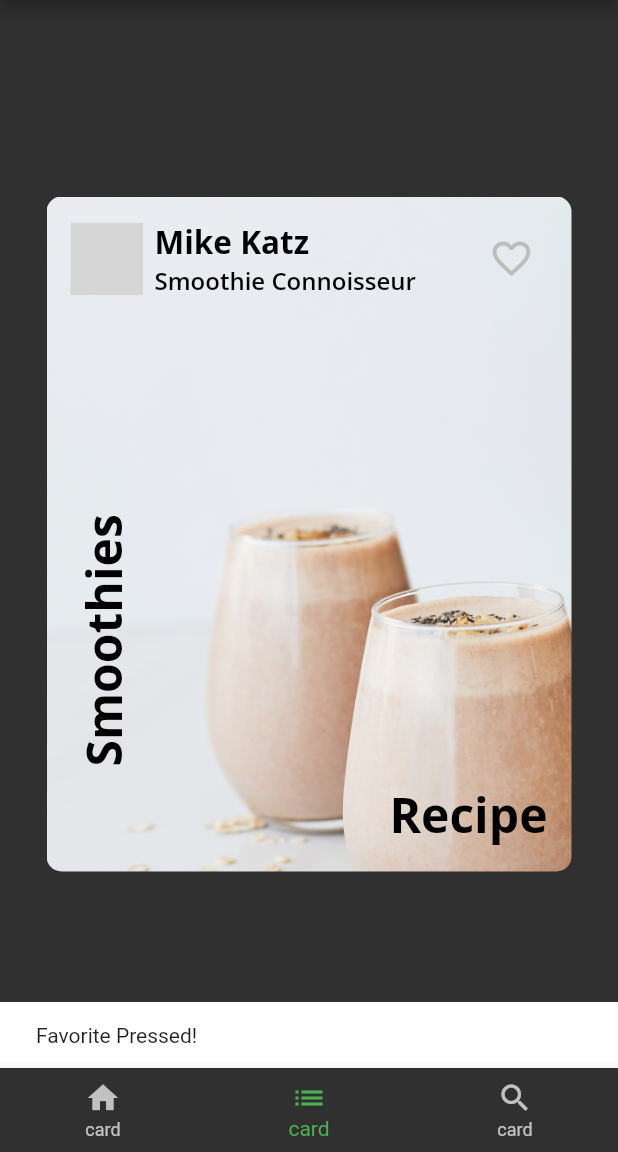
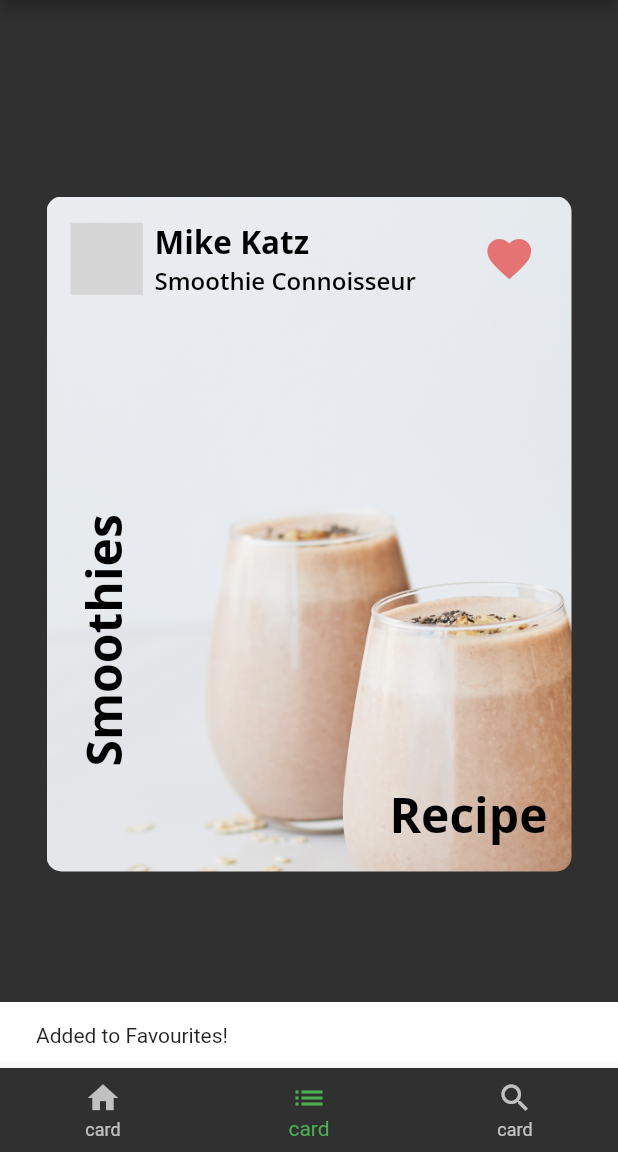
Before and after one commit to saadhzubairi/Ex2, a Flutter app: the screen it shows after launch, item 2 of the bottom bar chosen, after a tap on the "favorite outline" icon, on a phone screen of 412 x 824 dp, the part 84-1236 px from its top. Run offline on Flutter 3.47's test engine with Material 2 defaults, Android fonts, the phone set to English and light mode, and no system bars; our stand-ins replace google_fonts; grey boxes are pictures that could not be loaded.

Commit message:
init commit

```diff
--- a/fooderlicht/lib/author_card.dart
+++ b/fooderlicht/lib/author_card.dart
@@ -2,7 +2,7 @@ import 'package:flutter/material.dart';
 import 'package:fooderlicht/circle_image.dart';
 import 'package:fooderlicht/fooderlicht_theme.dart';
 
-class AuthorCard extends StatelessWidget {
+class AuthorCard extends StatefulWidget {
   final String authorName;
   final String title;
   final ImageProvider? imageProvider;
@@ -15,6 +15,13 @@ class AuthorCard extends StatelessWidget {
   }) : super(key: key);
 
   @override
+  State<AuthorCard> createState() => _AuthorCardState();
+}
+
+class _AuthorCardState extends State<AuthorCard> {
+  bool _isFavorited = false;
+
+  @override
   Widget build(BuildContext context) {
     return Container(
       padding: EdgeInsets.all(16),
@@ -24,7 +31,7 @@ class AuthorCard extends StatelessWidget {
           Row(
             children: [
               CircleImage(
-                imageProvider: imageProvider,
+                imageProvider: widget.imageProvider,
                 imageRadius: 28,
               ),
               const SizedBox(width: 8),
@@ -32,11 +39,11 @@ class AuthorCard extends StatelessWidget {
                 crossAxisAlignment: CrossAxisAlignment.start,
                 children: [
                   Text(
-                    authorName,
+                    widget.authorName,
                     style: FooderlichTheme.lightTextTheme.headline2,
                   ),
                   Text(
-                    title,
+                    widget.title,
                     style: FooderlichTheme.lightTextTheme.headline3,
                   ),
                 ],
@@ -44,12 +51,24 @@ class AuthorCard extends StatelessWidget {
             ],
           ),
           IconButton(
-            icon: Icon(Icons.favorite_border),
-            iconSize: 30,
-            color: Colors.grey[400],
+            icon: Icon(
+              _isFavorited ? Icons.favorite : Icons.favorite_border,
+            ),
+            iconSize: _isFavorited ? 35 : 35,
+            color: Colors.red[300],
             onPressed: () {
-              const snackBar = SnackBar(content: Text("Favorite Pressed!"));
-              ScaffoldMessenger.of(context).showSnackBar(snackBar);
+              if (!_isFavorited) {
+                SnackBar snackBar =
+                    SnackBar(content: Text("Added to Favourites!"));
+                ScaffoldMessenger.of(context).showSnackBar(snackBar);
+              } else {
+                const snackBar =
+                    SnackBar(content: Text("Removed from Favourites!"));
+                ScaffoldMessenger.of(context).showSnackBar(snackBar);
+              }
+              setState(() {
+                _isFavorited = !_isFavorited;
+              });
             },
           )
         ],
--- a/fooderlicht/lib/card3.dart
+++ b/fooderlicht/lib/card3.dart
@@ -61,6 +61,7 @@ class Card3 extends StatelessWidget {
             ),
             Center(
               child: Wrap(
+                runSpacing: 0,
                 alignment: WrapAlignment.start,
                 spacing: 10,
                 children: const [
```
